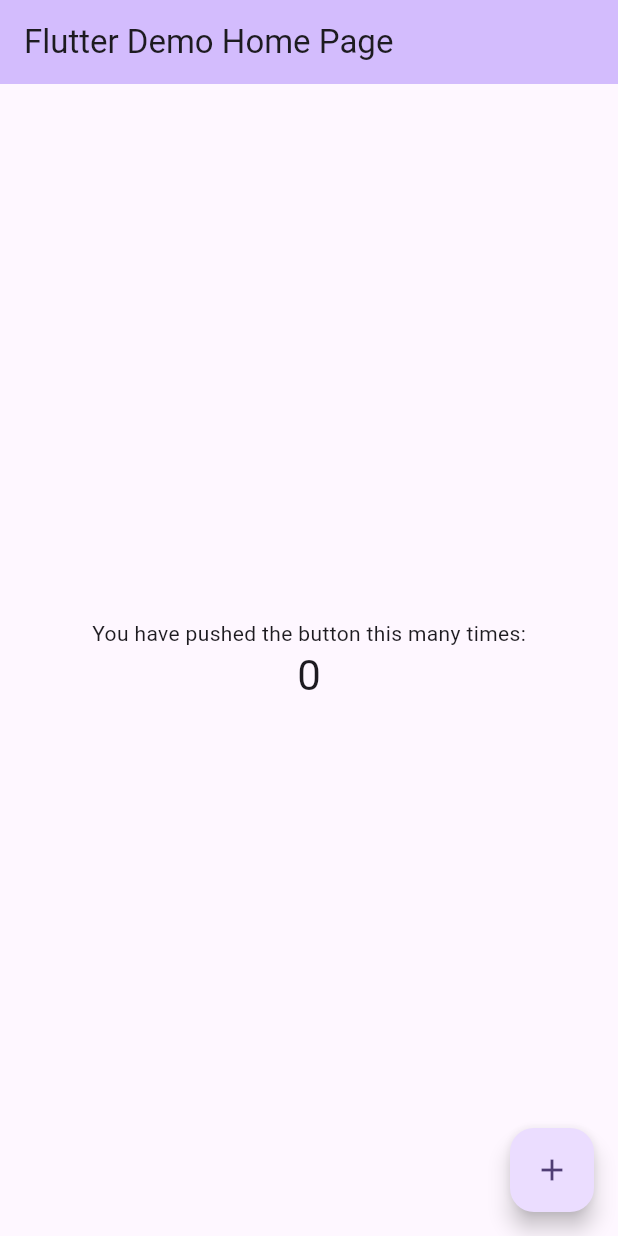
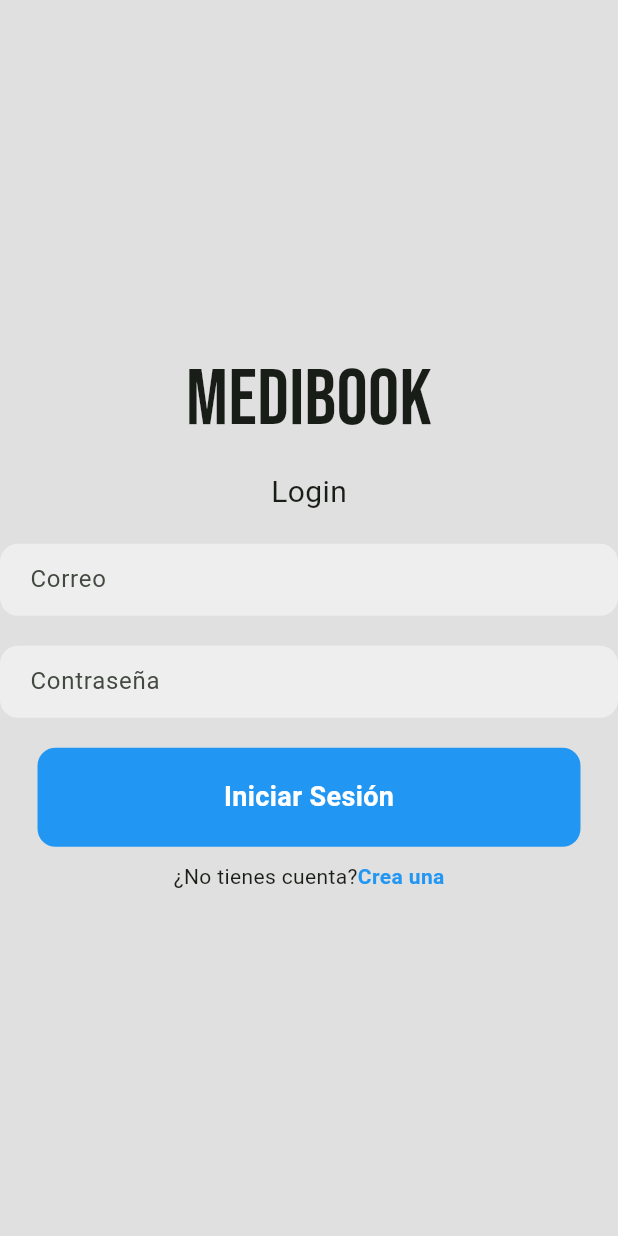
Before and after one commit to afarangurens/medibook_frontend, a Flutter app: the screen it shows after launch, on a phone screen of 412 x 824 dp. Run offline on Flutter 3.47's test engine with Material 2 defaults, Android fonts, the phone set to English and light mode, and no system bars; our stand-ins replace google_fonts.

Commit message:
Login succesfully to the ngrok ruby backend

```diff
--- /dev/null
+++ b/lib/login_page.dart
@@ -0,0 +1,144 @@
+import 'dart:convert';
+import 'dart:math';
+
+import 'package:flutter/material.dart';
+import 'package:google_fonts/google_fonts.dart';
+import 'package:http/http.dart' as http;
+
+class LoginPage extends StatefulWidget {
+  const LoginPage({Key? key}) : super(key: key);
+
+  @override
+  _LoginPageState createState() => _LoginPageState();
+}
+
+class _LoginPageState extends State<LoginPage> {
+  Future login() async {
+    final url = Uri.parse('https://c8e6-181-235-179-127.ngrok-free.app/login');
+    final body = {
+      "user": {
+        "email": _emailController.text.trim(),
+        "password": _passwordController.text.trim(),
+      }
+    };
+    final response = await http.post(
+      url,
+      headers: {
+        'Content-Type': 'application/json',
+      },
+      body: jsonEncode(body),
+    );
+
+    if (response.statusCode == 200) {
+      final responseData = jsonDecode(response.body);
+    } else {
+      print('No pudiste entrar jkejexd');
+    }
+  }
+
+  final _emailController = TextEditingController();
+  final _passwordController = TextEditingController();
+
+  @override
+  void dispose() {
+    _emailController.dispose();
+    _passwordController.dispose();
+    super.dispose();
+  }
+
+  @override
+  Widget build(BuildContext context) {
+    return Scaffold(
+      backgroundColor: Colors.grey[300],
+      body: SafeArea(
+        child: Center(
+          child: Column(
+            mainAxisAlignment: MainAxisAlignment.center,
+            // TITLE
+            children: [
+              Text(
+                'Medibook',
+                style: GoogleFonts.bebasNeue(fontSize: 52),
+              ),
+              SizedBox(height: 10),
+              // SUB TITLE
+              Text(
+                'Login',
+                style: TextStyle(fontSize: 20),
+              ),
+              SizedBox(height: 20),
+              // EMAIL
+              Container(
+                padding: EdgeInsets.symmetric(horizontal: 20),
+                decoration: BoxDecoration(
+                  color: Colors.grey[200],
+                  borderRadius: BorderRadius.circular(12),
+                ),
+                child: TextField(
+                  controller: _emailController,
+                  decoration: InputDecoration(
+                    hintText: 'Correo',
+                    border: InputBorder.none,
+                  ),
+                ),
+              ),
+              SizedBox(height: 20),
+              // PASSWORD
+              Container(
+                padding: EdgeInsets.symmetric(horizontal: 20),
+                decoration: BoxDecoration(
+                  color: Colors.grey[200],
+                  borderRadius: BorderRadius.circular(12),
+                ),
+                child: TextField(
+                  controller: _passwordController,
+                  obscureText: true, // To hide the password
+                  decoration: InputDecoration(
+                    hintText: 'Contraseña',
+                    border: InputBorder.none,
+                  ),
+                ),
+              ),
+              SizedBox(height: 20),
+              // LOGIN BUTTON
+              Padding(
+                padding: EdgeInsets.symmetric(horizontal: 25.0),
+                child: GestureDetector(
+                  onTap: login,
+                  child: Container(
+                    padding: EdgeInsets.all(20),
+                    decoration: BoxDecoration(
+                        color: Colors.blue,
+                        borderRadius: BorderRadius.circular(12)),
+                    child: Center(
+                        child: Text(
+                      'Iniciar Sesión',
+                      style: TextStyle(
+                        color: Colors.white,
+                        fontWeight: FontWeight.bold,
+                        fontSize: 18,
+                      ),
+                    )),
+                  ),
+                ),
+              ),
+              SizedBox(height: 10),
+              // REGISTER BUTTON
+              Row(
+                mainAxisAlignment: MainAxisAlignment.center,
+                children: [
+                  Text('¿No tienes cuenta?'),
+                  Text(
+                    'Crea una',
+                    style: TextStyle(
+                        color: Colors.blue, fontWeight: FontWeight.bold),
+                  )
+                ],
+              )
+            ],
+          ),
+        ),
+      ),
+    );
+  }
+}
--- a/lib/main.dart
+++ b/lib/main.dart
@@ -1,125 +1,23 @@
 import 'package:flutter/material.dart';
+import 'login_page.dart';
 
 void main() {
   runApp(const MyApp());
 }
 
 class MyApp extends StatelessWidget {
-  const MyApp({super.key});
+  const MyApp({Key? key}) : super(key: key);
 
-  // This widget is the root of your application.
   @override
   Widget build(BuildContext context) {
     return MaterialApp(
-      title: 'Flutter Demo',
+      title: 'Medibook',
       theme: ThemeData(
-        // This is the theme of your application.
-        //
-        // TRY THIS: Try running your application with "flutter run". You'll see
-        // the application has a blue toolbar. Then, without quitting the app,
-        // try changing the seedColor in the colorScheme below to Colors.green
-        // and then invoke "hot reload" (save your changes or press the "hot
-        // reload" button in a Flutter-supported IDE, or press "r" if you used
-        // the command line to start the app).
-        //
-        // Notice that the counter didn't reset back to zero; the application
-        // state is not lost during the reload. To reset the state, use hot
-        // restart instead.
-        //
-        // This works for code too, not just values: Most code changes can be
-        // tested with just a hot reload.
-        colorScheme: ColorScheme.fromSeed(seedColor: Colors.deepPurple),
+        colorScheme: ColorScheme.fromSeed(seedColor: Colors.green),
         useMaterial3: true,
       ),
-      home: const MyHomePage(title: 'Flutter Demo Home Page'),
+      debugShowCheckedModeBanner: false,
+      home: const LoginPage(),
     );
   }
 }
-
-class MyHomePage extends StatefulWidget {
-  const MyHomePage({super.key, required this.title});
-
-  // This widget is the home page of your application. It is stateful, meaning
-  // that it has a State object (defined below) that contains fields that affect
-  // how it looks.
-
-  // This class is the configuration for the state. It holds the values (in this
-  // case the title) provided by the parent (in this case the App widget) and
-  // used by the build method of the State. Fields in a Widget subclass are
-  // always marked "final".
-
-  final String title;
-
-  @override
-  State<MyHomePage> createState() => _MyHomePageState();
-}
-
-class _MyHomePageState extends State<MyHomePage> {
-  int _counter = 0;
-
-  void _incrementCounter() {
-    setState(() {
-      // This call to setState tells the Flutter framework that something has
-      // changed in this State, which causes it to rerun the build method below
-      // so that the display can reflect the updated values. If we changed
-      // _counter without calling setState(), then the build method would not be
-      // called again, and so nothing would appear to happen.
-      _counter++;
-    });
-  }
-
-  @override
-  Widget build(BuildContext context) {
-    // This method is rerun every time setState is called, for instance as done
-    // by the _incrementCounter method above.
-    //
-    // The Flutter framework has been optimized to make rerunning build methods
-    // fast, so that you can just rebuild anything that needs updating rather
-    // than having to individually change instances of widgets.
-    return Scaffold(
-      appBar: AppBar(
-        // TRY THIS: Try changing the color here to a specific color (to
-        // Colors.amber, perhaps?) and trigger a hot reload to see the AppBar
-        // change color while the other colors stay the same.
-        backgroundColor: Theme.of(context).colorScheme.inversePrimary,
-        // Here we take the value from the MyHomePage object that was created by
-        // the App.build method, and use it to set our appbar title.
-        title: Text(widget.title),
-      ),
-      body: Center(
-        // Center is a layout widget. It takes a single child and positions it
-        // in the middle of the parent.
-        child: Column(
-          // Column is also a layout widget. It takes a list of children and
-          // arranges them vertically. By default, it sizes itself to fit its
-          // children horizontally, and tries to be as tall as its parent.
-          //
-          // Column has various properties to control how it sizes itself and
-          // how it positions its children. Here we use mainAxisAlignment to
-          // center the children vertically; the main axis here is the vertical
-          // axis because Columns are vertical (the cross axis would be
-          // horizontal).
-          //
-          // TRY THIS: Invoke "debug painting" (choose the "Toggle Debug Paint"
-          // action in the IDE, or press "p" in the console), to see the
-          // wireframe for each widget.
-          mainAxisAlignment: MainAxisAlignment.center,
-          children: <Widget>[
-            const Text(
-              'You have pushed the button this many times:',
-            ),
-            Text(
-              '$_counter',
-              style: Theme.of(context).textTheme.headlineMedium,
-            ),
-          ],
-        ),
-      ),
-      floatingActionButton: FloatingActionButton(
-        onPressed: _incrementCounter,
-        tooltip: 'Increment',
-        child: const Icon(Icons.add),
-      ), // This trailing comma makes auto-formatting nicer for build methods.
-    );
-  }
-}
--- a/pubspec.yaml
+++ b/pubspec.yaml
@@ -35,6 +35,8 @@ dependencies:
   # The following adds the Cupertino Icons font to your application.
   # Use with the CupertinoIcons class for iOS style icons.
   cupertino_icons: ^1.0.2
+  google_fonts: ^6.1.0
+  http: ^1.1.0
 
 dev_dependencies:
   flutter_test:
@@ -85,6 +87,5 @@ flutter:
   #       - asset: fonts/TrajanPro.ttf
   #       - asset: fonts/TrajanPro_Bold.ttf
   #         weight: 700
-  #
   # For details regarding fonts from package dependencies,
   # see https://flutter.dev/custom-fonts/#from-packages
```
Also changed, not shown: pubspec.lock, 1 other file.
